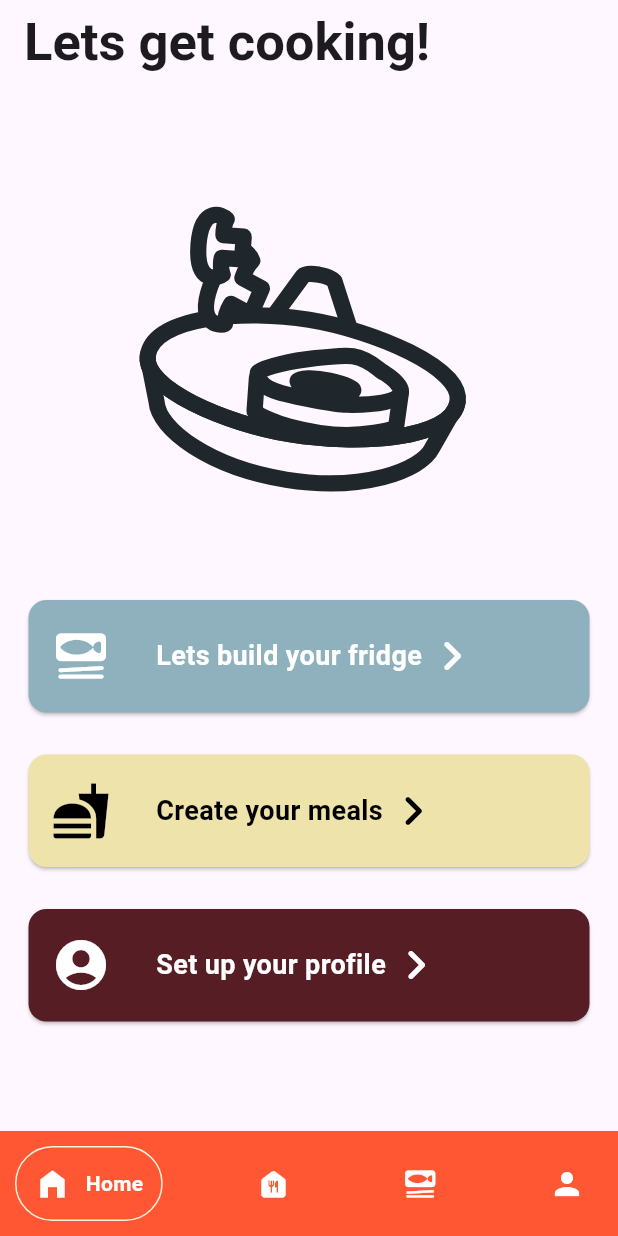
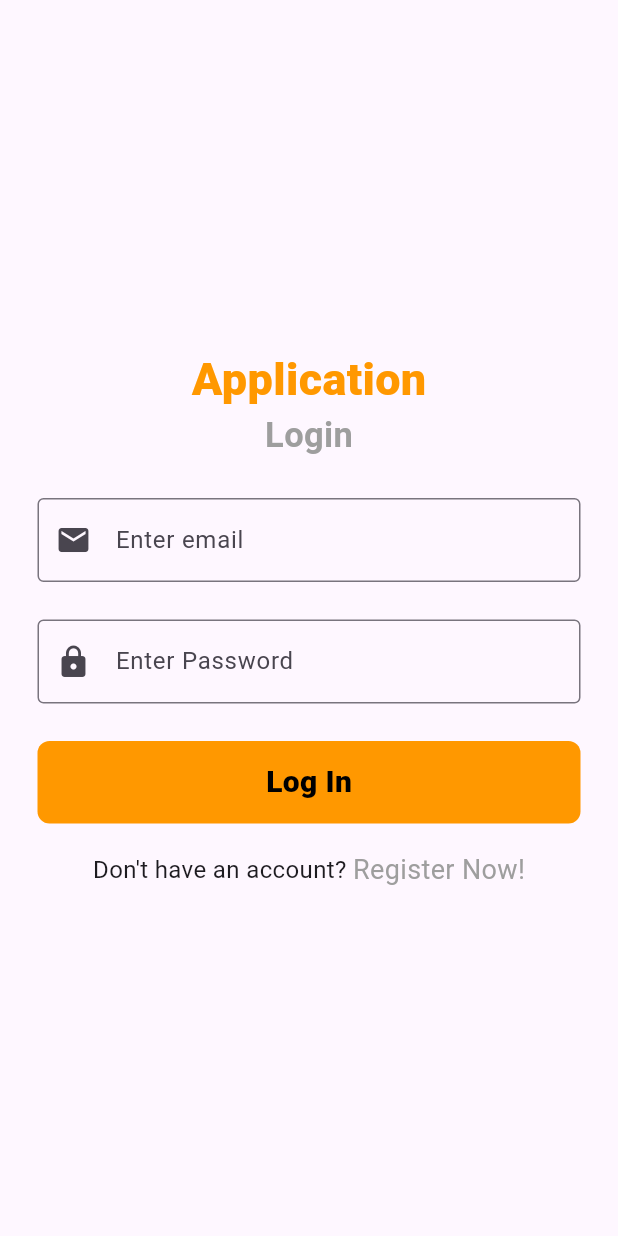
Before and after one commit to VladConstantinescu02/Diploma_Project, a Flutter app: the screen it shows after launch, on a phone screen of 412 x 824 dp. Run offline on Flutter 3.47's test engine with Material 3 defaults, Android fonts, the phone set to English and light mode, and no system bars; drawn by our look-alikes of google_nav_bar; our stand-ins replace flutter_riverpod, go_router, lottie.

Commit message:
Started authentification & login implementation

```diff
--- a/lib/config/routing/router_configuration.dart
+++ b/lib/config/routing/router_configuration.dart
@@ -2,18 +2,37 @@ import 'package:flutter/material.dart';
 import 'package:flutter_riverpod/flutter_riverpod.dart';
 import 'package:go_router/go_router.dart';
 
+import '../../features/authentification/screens/login_screen.dart';
+import '../../features/authentification/screens/register_screen.dart';
 import '../../features/fridge/screens/fridge_screen.dart';
 import '../../features/homepage/screens/homepage.dart';
-import '../../features/homepage/widgets/navigationbar.dart';
+import '../navigation/navigationbar.dart';
 import '../../features/meals/screens/meals_screen.dart';
 import '../../features/profile/profile_screen.dart';
 
-// your GNav layout widget
+
+final authProvider = StateProvider<bool>((ref) => false);
+final registeredProvider = StateProvider<bool>((ref) => false);
+
 
 final routerProvider = Provider<GoRouter>((ref) {
+  final isLoggedIn = ref.watch(authProvider);
+  final isRegistered = ref.watch(authProvider);
+
   return GoRouter(
-    initialLocation: '/home',
+    initialLocation: '/login',
     routes: [
+      GoRoute(
+        path: '/login',
+        name: 'Login',
+        builder: (context, state) => LoginScreen(),
+      ),
+      GoRoute(
+        path: '/register',
+        name: 'Register',
+        builder: (context, state) => RegisterScreen(),
+
+      ),
       StatefulShellRoute.indexedStack(
         builder: (context, state, navigationShell) {
           return Scaffold(
@@ -53,5 +72,33 @@ final routerProvider = Provider<GoRouter>((ref) {
         ],
       ),
     ],
+
+      redirect: (context, state) {
+        final path = state.uri.path;
+        final isAtLogin = path == '/login';
+        final isAtRegister = path == '/register';
+
+        final isLoggedIn = ref.read(authProvider);
+        final isRegistered = ref.read(registeredProvider);
+
+        // User not logged in → allow login or register only
+        if (!isLoggedIn && !isAtLogin && !isAtRegister) {
+          return '/login';
+        }
+
+        // User logged in but not registered → force /register
+        if (isLoggedIn && !isRegistered && !isAtRegister) {
+          return '/register';
+        }
+
+        // If user is at login or register but already done → go to /home
+        if (isLoggedIn && isRegistered && (isAtLogin || isAtRegister)) {
+          return '/home';
+        }
+
+        return null;
+      }
+
+
   );
 });
--- /dev/null
+++ b/lib/features/authentification/screens/login_screen.dart
@@ -0,0 +1,131 @@
+import 'package:flutter/foundation.dart';
+import 'package:flutter/material.dart';
+import 'package:flutter_riverpod/flutter_riverpod.dart';
+import 'package:go_router/go_router.dart';
+import '../../../config/routing/router_configuration.dart';
+
+
+// Replace with actual colors or use default Material colors
+const Color buttonColor = Colors.orange;
+const Color secondaryColor = Colors.grey;
+
+class LoginScreen extends ConsumerWidget {
+  LoginScreen({super.key});
+
+  final TextEditingController _emailController = TextEditingController();
+  final TextEditingController _passwordController = TextEditingController();
+
+  @override
+  Widget build(BuildContext context, WidgetRef ref) {
+    return Scaffold(
+      body: Container(
+        alignment: Alignment.center,
+        child: Column(
+          mainAxisAlignment: MainAxisAlignment.center,
+          children: [
+            Text(
+              "Application",
+              style: TextStyle(
+                  color: buttonColor,
+                  fontSize: 30,
+                  fontWeight: FontWeight.w900),
+            ),
+            Text(
+              "Login",
+              style: TextStyle(
+                  fontSize: 23,
+                  color: secondaryColor,
+                  fontWeight: FontWeight.w700),
+            ),
+            const SizedBox(height: 25),
+
+            // Email Text Field
+            Container(
+              width: MediaQuery.of(context).size.width,
+              margin: kIsWeb
+                  ? const EdgeInsets.symmetric(horizontal: 350)
+                  : const EdgeInsets.symmetric(horizontal: 25),
+              child: TextField(
+                controller: _emailController,
+                decoration: const InputDecoration(
+                  labelText: "Enter email",
+                  prefixIcon: Icon(Icons.email),
+                  border: OutlineInputBorder(),
+                ),
+              ),
+            ),
+            const SizedBox(height: 25),
+
+            // Password Text Field
+            Container(
+              width: MediaQuery.of(context).size.width,
+              margin: kIsWeb
+                  ? const EdgeInsets.symmetric(horizontal: 350)
+                  : const EdgeInsets.symmetric(horizontal: 25),
+              child: TextField(
+                controller: _passwordController,
+                obscureText: true,
+                decoration: const InputDecoration(
+                  labelText: "Enter Password",
+                  prefixIcon: Icon(Icons.lock),
+                  border: OutlineInputBorder(),
+                ),
+              ),
+            ),
+            const SizedBox(height: 25),
+
+            // Login Button (Dummy)
+            Container(
+              width: MediaQuery.of(context).size.width,
+              margin: kIsWeb
+                  ? const EdgeInsets.symmetric(horizontal: 350)
+                  : const EdgeInsets.symmetric(horizontal: 25),
+              height: 55,
+              alignment: Alignment.center,
+              decoration: BoxDecoration(
+                color: buttonColor,
+                borderRadius: const BorderRadius.all(Radius.circular(8)),
+              ),
+              child: InkWell(
+                onTap: () {
+                  // Dummy placeholder
+                  ref.read(authProvider.notifier).state = true;
+                  context.go('/home'); // after login
+                },
+                child: const Text(
+                  "Log In",
+                  style: TextStyle(
+                    color: Colors.black,
+                    fontWeight: FontWeight.w800,
+                    fontSize: 20,
+                  ),
+                ),
+              ),
+            ),
+            const SizedBox(height: 18),
+
+            // Sign Up Prompt (Dummy Navigation)
+            Row(
+              mainAxisAlignment: MainAxisAlignment.center,
+              children: [
+                const Text("Don't have an account? ", style: TextStyle(fontSize: 16)),
+                InkWell(
+                  onTap: () {
+                    ref.read(authProvider.notifier).state = true;
+                    ref.read(registeredProvider.notifier).state = false; // force unregistered state
+                    context.go('/home'); // or just let router handle this
+
+                  },
+                  child: Text(
+                    "Register Now!",
+                    style: TextStyle(fontSize: 18, color: secondaryColor),
+                  ),
+                ),
+              ],
+            )
+          ],
+        ),
+      ),
+    );
+  }
+}
--- a/lib/main.dart
+++ b/lib/main.dart
@@ -4,11 +4,7 @@ import 'config/routing/router_configuration.dart';
 
 
 void main() {
-  runApp(
-    const ProviderScope(
-      child: MyApp(),
-    ),
-  );
+  runApp(const ProviderScope(child: MyApp()));
 }
 
 class MyApp extends ConsumerWidget {
```
Also changed, not shown: lib/features/authentification/screens/register_screen.dart (added, +162 -0 lines), lib/config/navigation/navigationbar.dart (renamed from lib/features/homepage/widgets/navigationbar.dart).
